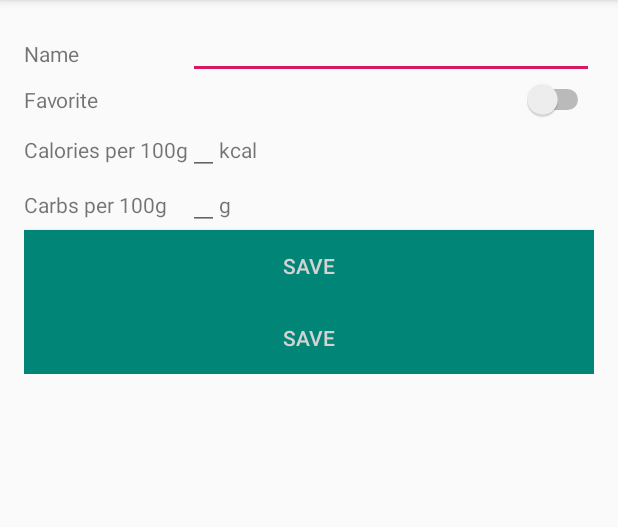
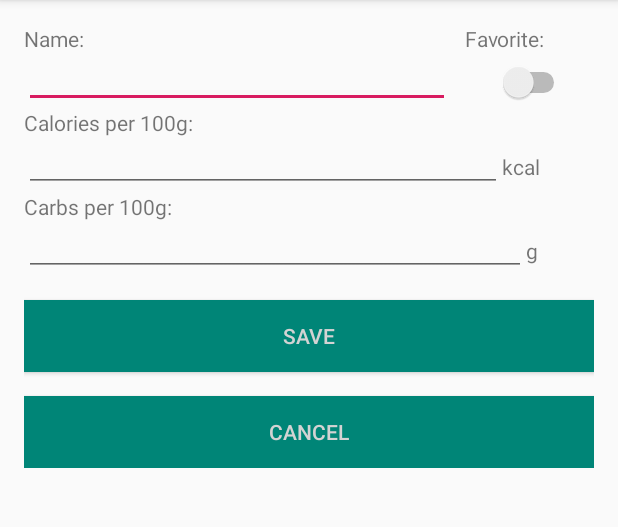
Before and after one commit to UlricusR/Android-EasyFPU, an Android app: the NewFoodActivity screen opened directly, with no data from a screen before it, on a phone screen of 412 x 824 dp, the part 84-611 px from its top. Run offline under Robolectric (Android 15) with nearby library versions, the phone set to English and light mode, and no system bars.

Commit message:
LinearLayout in NewFoodView, Localization German

```diff
--- a/app/src/main/java/info/rueth/fpucalculator/MainActivity.java
+++ b/app/src/main/java/info/rueth/fpucalculator/MainActivity.java
@@ -87,11 +87,6 @@ public class MainActivity extends AppCompatActivity {
             double carbs = data.getDoubleExtra(NewFoodActivity.EXTRA_REPLY_CARBS, 0);
             Food food = new Food(name, favorite, calories, carbs);
             mDataViewModel.insert(food);
-        } else {
-            Toast.makeText(
-                    getApplicationContext(),
-                    R.string.empty_not_saved,
-                    Toast.LENGTH_LONG).show();
         }
     }
 }
--- a/app/src/main/java/info/rueth/fpucalculator/NewFoodActivity.java
+++ b/app/src/main/java/info/rueth/fpucalculator/NewFoodActivity.java
@@ -46,8 +46,11 @@ public class NewFoodActivity extends AppCompatActivity {
                         TextUtils.isEmpty(mCalories.getText()) ||
                         TextUtils.isEmpty(mCarbs.getText())
                 ) {
-                    setResult(RESULT_CANCELED, replyIntent);
-                    finish();
+                    String errMsg = getResources().getString(R.string.newfood_error_datamissing);
+                    Toast.makeText(
+                            getApplicationContext(),
+                            errMsg,
+                            Toast.LENGTH_LONG).show();
                 } else {
                     String foodName = mFoodName.getText().toString();
                     boolean favorite = mFavorite.isChecked();
@@ -56,7 +59,7 @@ public class NewFoodActivity extends AppCompatActivity {
 
                     // Check if all numbers are positive
                     if (calories < 0 || carbs < 0) {
-                        String errMsg = getResources().getString(R.string.newfood_error_carbsorcalbelowzero) + " " + foodName;
+                        String errMsg = getResources().getString(R.string.newfood_error_carbsorcalbelowzero) + foodName;
                         Toast.makeText(
                                 getApplicationContext(),
                                 errMsg,
@@ -65,11 +68,11 @@ public class NewFoodActivity extends AppCompatActivity {
                         // Do a consistency check: Calories from carbs cannot be more than
                         // total calories; 1g of carbs has 4 kcal
                         String errMsg =
-                                getResources().getString(R.string.newfood_error_calslargercarbs1) + " "
+                                getResources().getString(R.string.newfood_error_calslargercarbs1)
                                 + foodName
-                                + getResources().getString(R.string.newfood_error_calslargercarbs2) + " "
-                                + (carbs * 4) + " " + getResources().getString(R.string.newfood_error_calslargercarbs3)
-                                + " " + calories;
+                                + getResources().getString(R.string.newfood_error_calslargercarbs2)
+                                + (carbs * 4) + getResources().getString(R.string.newfood_error_calslargercarbs3)
+                                + calories;
                         Toast.makeText(
                                 getApplicationContext(),
                                 errMsg,
@@ -94,7 +97,7 @@ public class NewFoodActivity extends AppCompatActivity {
             @Override
             public void onClick(View v) {
                 Intent replyIntent = new Intent();
-                setResult(RESULT_OK, replyIntent);
+                setResult(RESULT_CANCELED, replyIntent);
                 finish();
             }
         });
--- a/app/src/main/res/layout/activity_new_food.xml
+++ b/app/src/main/res/layout/activity_new_food.xml
@@ -1,58 +1,77 @@
 <?xml version="1.0" encoding="utf-8"?>
-<GridLayout xmlns:android="http://schemas.android.com/apk/res/android"
+<LinearLayout xmlns:android="http://schemas.android.com/apk/res/android"
+    xmlns:app="http://schemas.android.com/apk/res-auto"
+    android:id="@+id/new_food"
     android:layout_width="match_parent"
     android:layout_height="wrap_content"
+    android:paddingStart="@dimen/activity_horizontal_padding"
+    android:paddingEnd="@dimen/activity_horizontal_padding"
+    android:paddingTop="@dimen/activity_vertical_padding"
     android:paddingBottom="@dimen/activity_vertical_padding"
-    android:paddingEnd="@dimen/activity_horizontal_padding"
-    android:paddingStart="@dimen/activity_horizontal_padding"
-    android:paddingTop="@dimen/activity_vertical_padding"
-    android:columnCount="3">
+    android:orientation="vertical">
+
+    <LinearLayout
+        android:layout_width="match_parent"
+        android:layout_height="wrap_content"
+        android:layout_weight="100">
 
         <TextView
             android:id="@+id/foodname_label"
+            android:layout_width="0dp"
+            android:layout_height="wrap_content"
+            android:layout_weight="90"
+            android:text="@string/foodname_label" />
+
+        <TextView
+            android:id="@+id/favorite_label"
             android:layout_width="wrap_content"
             android:layout_height="wrap_content"
-        android:layout_gravity="fill_horizontal"
-        android:text="@string/foodname_label" />
+            android:layout_weight="10"
+            android:text="@string/favorite_label" />
+
+    </LinearLayout>
+
+    <LinearLayout
+        android:layout_width="match_parent"
+        android:layout_height="wrap_content"
+        android:layout_weight="100">
 
         <EditText
             android:id="@+id/foodname"
-        android:layout_width="wrap_content"
+            android:layout_width="0dp"
             android:layout_height="wrap_content"
-        android:layout_columnSpan="2"
-        android:layout_gravity="fill_horizontal"
+            android:layout_weight="90"
             android:fontFamily="sans-serif-light"
             android:importantForAutofill="no"
             android:inputType="textAutoComplete"
             android:padding="@dimen/small_padding"
             android:textSize="18sp" />
 
-    <TextView
-        android:id="@+id/favorite_label"
-        android:layout_width="wrap_content"
-        android:layout_height="wrap_content"
-        android:layout_gravity="fill_horizontal"
-        android:text="@string/favorite_label" />
-
         <Switch
             android:id="@+id/favorite"
             android:layout_width="wrap_content"
             android:layout_height="wrap_content"
-        android:layout_columnSpan="2"
-        android:layout_gravity="fill_horizontal" />
+            android:layout_weight="10"
+            android:layout_marginEnd="16dp" />
+
+    </LinearLayout>
 
     <TextView
         android:id="@+id/calories_label"
-        android:layout_width="wrap_content"
+        android:layout_width="match_parent"
         android:layout_height="wrap_content"
-        android:layout_gravity="fill_horizontal"
         android:text="@string/calories_label" />
+
+    <LinearLayout
+        android:layout_width="match_parent"
+        android:layout_height="wrap_content"
+        android:layout_weight="100">
 
         <EditText
             android:id="@+id/calories"
-        android:layout_width="wrap_content"
+            android:layout_width="0dp"
             android:layout_height="wrap_content"
-        android:layout_gravity="fill_horizontal"
+            android:layout_weight="90"
             android:fontFamily="sans-serif-light"
             android:importantForAutofill="no"
             android:inputType="numberDecimal"
@@ -63,20 +82,28 @@
             android:id="@+id/calories_unit"
             android:layout_width="wrap_content"
             android:layout_height="wrap_content"
-        android:layout_gravity="left"
-        android:text="@string/calories_unit" />
+            android:layout_weight="10"
+            android:text="@string/calories_unit"
+            app:layout_constraintBaseline_toBaselineOf="@+id/calories_label" />
+
+    </LinearLayout>
 
     <TextView
         android:id="@+id/carbs_label"
-        android:layout_width="wrap_content"
+        android:layout_width="match_parent"
         android:layout_height="wrap_content"
         android:text="@string/carbs_label" />
 
+    <LinearLayout
+        android:layout_width="match_parent"
+        android:layout_height="wrap_content"
+        android:layout_weight="100">
+
         <EditText
             android:id="@+id/carbs"
-        android:layout_width="wrap_content"
+            android:layout_width="0dp"
             android:layout_height="wrap_content"
-        android:layout_gravity="fill_horizontal"
+            android:layout_weight="90"
             android:fontFamily="sans-serif-light"
             android:importantForAutofill="no"
             android:inputType="numberDecimal"
@@ -87,27 +114,27 @@
             android:id="@+id/carbs_unit"
             android:layout_width="wrap_content"
             android:layout_height="wrap_content"
-        android:layout_gravity="left"
+            android:layout_weight="10"
             android:text="@string/carbs_unit" />
+
+    </LinearLayout>
 
     <Button
         android:id="@+id/button_save"
-        android:layout_width="wrap_content"
-        android:layout_height="48dp"
-        android:layout_columnSpan="3"
-        android:layout_gravity="fill_horizontal"
+        android:layout_width="match_parent"
+        android:layout_height="wrap_content"
+        android:layout_marginTop="16dp"
         android:background="@color/colorPrimary"
         android:text="@string/button_save"
         android:textColor="@color/buttonLabel" />
 
     <Button
         android:id="@+id/button_cancel"
-        android:layout_width="wrap_content"
-        android:layout_height="48dp"
-        android:layout_columnSpan="3"
-        android:layout_gravity="fill_horizontal"
+        android:layout_width="match_parent"
+        android:layout_height="wrap_content"
+        android:layout_marginTop="16dp"
         android:background="@color/colorPrimary"
         android:text="@string/button_cancel"
         android:textColor="@color/buttonLabel" />
 
-</GridLayout>
+</LinearLayout>
--- a/app/src/main/res/values/strings.xml
+++ b/app/src/main/res/values/strings.xml
@@ -1,17 +1,17 @@
 <resources>
     <string name="app_name">FPU Calculator</string>
     <string name="action_settings">Settings</string>
-    <string name="foodname_label">Name</string>
-    <string name="favorite_label">Favorite</string>
-    <string name="calories_label">Calories per 100g</string>
+    <string name="foodname_label">Name:</string>
+    <string name="favorite_label">Favorite:</string>
+    <string name="calories_label">Calories per 100g:</string>
     <string name="calories_unit">kcal</string>
-    <string name="carbs_label">Carbs per 100g</string>
+    <string name="carbs_label">Carbs per 100g:</string>
     <string name="carbs_unit">g</string>
     <string name="button_save">Save</string>
-    <string name="button_cancel">Save</string>
-    <string name="empty_not_saved">Food not saved because data are missing.</string>
-    <string name="newfood_error_carbsorcalbelowzero">Calories as well as carbs must not be negative for food</string>
-    <string name="newfood_error_calslargercarbs1">Cannot save new food</string>
-    <string name="newfood_error_calslargercarbs2">: Calories from carbs (1g ~ 4kcal) of</string>
-    <string name="newfood_error_calslargercarbs3">larger than total calories of</string>
+    <string name="button_cancel">Cancel</string>
+    <string name="newfood_error_datamissing">Data are missing.</string>
+    <string name="newfood_error_carbsorcalbelowzero">Calories as well as carbs must not be negative for food\u0020</string>
+    <string name="newfood_error_calslargercarbs1">Cannot save new food\u0020</string>
+    <string name="newfood_error_calslargercarbs2">: Calories from carbs (1g ~ 4kcal) of\u0020</string>
+    <string name="newfood_error_calslargercarbs3">\u0020larger than total calories of\u0020</string>
 </resources>
```
Also changed, not shown: 1 other file. Lines whose indentation alone changed are shown as unchanged.
